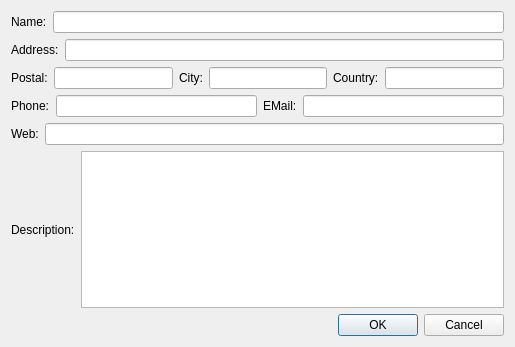
Before: the Qt Designer form cdistributoreditdialog.ui in birkeh/qtPartlist, drawn with Qt 5.
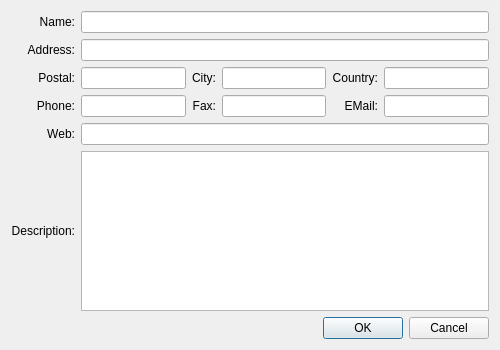
After: the same form once the commit is applied.

The edit to the form file:
```diff
--- a/cdistributoreditdialog.ui
+++ b/cdistributoreditdialog.ui
@@ -6,8 +6,8 @@
    <rect>
     <x>0</x>
     <y>0</y>
-    <width>515</width>
-    <height>347</height>
+    <width>500</width>
+    <height>350</height>
    </rect>
   </property>
   <property name="windowTitle">
@@ -17,117 +17,137 @@
    <item row="0" column="0">
     <layout class="QVBoxLayout" name="verticalLayout">
      <item>
-      <layout class="QHBoxLayout" name="horizontalLayout">
-       <item>
-        <widget class="QLabel" name="label">
+      <layout class="QGridLayout" name="gridLayout">
+       <item row="4" column="0">
+        <widget class="QLabel" name="label_8">
          <property name="text">
-          <string>Name:</string>
+          <string>Web:</string>
          </property>
+         <property name="alignment">
+          <set>Qt::AlignRight|Qt::AlignTrailing|Qt::AlignVCenter</set>
+         </property>
         </widget>
        </item>
-       <item>
-        <widget class="QLineEdit" name="m_lpName"/>
+       <item row="3" column="4">
+        <widget class="QLabel" name="label_7">
+         <property name="text">
+          <string>EMail:</string>
+         </property>
+         <property name="alignment">
+          <set>Qt::AlignRight|Qt::AlignTrailing|Qt::AlignVCenter</set>
+         </property>
+        </widget>
        </item>
-      </layout>
-     </item>
-     <item>
-      <layout class="QHBoxLayout" name="horizontalLayout_2">
-       <item>
+       <item row="2" column="3">
+        <widget class="QLineEdit" name="m_lpCity"/>
+       </item>
+       <item row="2" column="2">
+        <widget class="QLabel" name="label_4">
+         <property name="text">
+          <string>City:</string>
+         </property>
+         <property name="alignment">
+          <set>Qt::AlignRight|Qt::AlignTrailing|Qt::AlignVCenter</set>
+         </property>
+        </widget>
+       </item>
+       <item row="3" column="5">
+        <widget class="QLineEdit" name="m_lpEMail"/>
+       </item>
+       <item row="2" column="4">
+        <widget class="QLabel" name="label_5">
+         <property name="text">
+          <string>Country:</string>
+         </property>
+         <property name="alignment">
+          <set>Qt::AlignRight|Qt::AlignTrailing|Qt::AlignVCenter</set>
+         </property>
+        </widget>
+       </item>
+       <item row="1" column="0">
         <widget class="QLabel" name="label_2">
          <property name="text">
           <string>Address:</string>
          </property>
+         <property name="alignment">
+          <set>Qt::AlignRight|Qt::AlignTrailing|Qt::AlignVCenter</set>
+         </property>
         </widget>
        </item>
-       <item>
-        <widget class="QLineEdit" name="m_lpAddress"/>
+       <item row="0" column="0">
+        <widget class="QLabel" name="label">
+         <property name="text">
+          <string>Name:</string>
+         </property>
+         <property name="alignment">
+          <set>Qt::AlignRight|Qt::AlignTrailing|Qt::AlignVCenter</set>
+         </property>
+        </widget>
        </item>
-      </layout>
-     </item>
-     <item>
-      <layout class="QHBoxLayout" name="horizontalLayout_3">
-       <item>
+       <item row="2" column="0">
         <widget class="QLabel" name="label_3">
          <property name="text">
           <string>Postal:</string>
          </property>
+         <property name="alignment">
+          <set>Qt::AlignRight|Qt::AlignTrailing|Qt::AlignVCenter</set>
+         </property>
         </widget>
        </item>
-       <item>
+       <item row="2" column="1">
         <widget class="QLineEdit" name="m_lpPostalCode"/>
        </item>
-       <item>
-        <widget class="QLabel" name="label_4">
-         <property name="text">
-          <string>City:</string>
-         </property>
-        </widget>
-       </item>
-       <item>
-        <widget class="QLineEdit" name="m_lpCity"/>
-       </item>
-       <item>
-        <widget class="QLabel" name="label_5">
-         <property name="text">
-          <string>Country:</string>
-         </property>
-        </widget>
-       </item>
-       <item>
+       <item row="2" column="5">
         <widget class="QLineEdit" name="m_lpCountry"/>
        </item>
-      </layout>
-     </item>
-     <item>
-      <layout class="QHBoxLayout" name="horizontalLayout_4">
-       <item>
+       <item row="3" column="0">
         <widget class="QLabel" name="label_6">
          <property name="text">
           <string>Phone:</string>
          </property>
+         <property name="alignment">
+          <set>Qt::AlignRight|Qt::AlignTrailing|Qt::AlignVCenter</set>
+         </property>
         </widget>
        </item>
-       <item>
+       <item row="3" column="1">
         <widget class="QLineEdit" name="m_lpPhone"/>
        </item>
-       <item>
-        <widget class="QLabel" name="label_7">
-         <property name="text">
-          <string>EMail:</string>
-         </property>
-        </widget>
+       <item row="3" column="3">
+        <widget class="QLineEdit" name="m_lpFax"/>
        </item>
-       <item>
-        <widget class="QLineEdit" name="m_lpEMail"/>
-       </item>
-      </layout>
-     </item>
-     <item>
-      <layout class="QHBoxLayout" name="horizontalLayout_5">
-       <item>
-        <widget class="QLabel" name="label_8">
+       <item row="3" column="2">
+        <widget class="QLabel" name="label_10">
          <property name="text">
-          <string>Web:</string>
+          <string>Fax:</string>
          </property>
+         <property name="alignment">
+          <set>Qt::AlignRight|Qt::AlignTrailing|Qt::AlignVCenter</set>
+         </property>
         </widget>
        </item>
-       <item>
-        <widget class="QLineEdit" name="m_lpLink"/>
-       </item>
-      </layout>
-     </item>
-     <item>
-      <layout class="QHBoxLayout" name="horizontalLayout_6">
-       <item>
+       <item row="5" column="0">
         <widget class="QLabel" name="label_9">
          <property name="text">
           <string>Description:</string>
          </property>
+         <property name="alignment">
+          <set>Qt::AlignRight|Qt::AlignTrailing|Qt::AlignVCenter</set>
+         </property>
         </widget>
        </item>
-       <item>
+       <item row="5" column="1" colspan="5">
         <widget class="QTextEdit" name="m_lpDescription"/>
        </item>
+       <item row="4" column="1" colspan="5">
+        <widget class="QLineEdit" name="m_lpLink"/>
+       </item>
+       <item row="1" column="1" colspan="5">
+        <widget class="QLineEdit" name="m_lpAddress"/>
+       </item>
+       <item row="0" column="1" colspan="5">
+        <widget class="QLineEdit" name="m_lpName"/>
+       </item>
       </layout>
      </item>
      <item>
```
Left out of the diff: 12 changed lines with no effect on the pictures.
